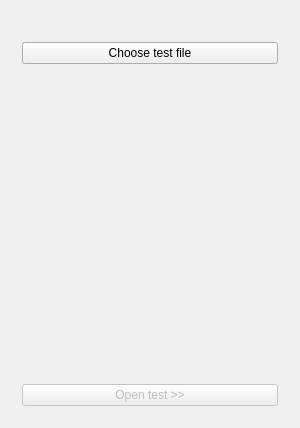
This is testly.ui in yogeshmangaj/Testly as Qt 5 draws it before an edit. The edited form follows.
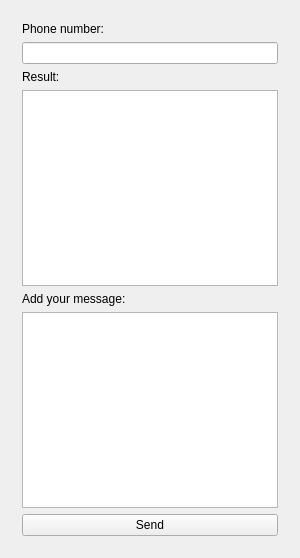
This is the edited form. The open tabs and pages were chosen to show the change. Icons and pictures are not drawn.

Commit message: Added: Send results by SMS feature Added: Documentation for testly.cpp

The edit to the form file:
```diff
--- a/testly.ui
+++ b/testly.ui
@@ -7,7 +7,7 @@
     <x>0</x>
     <y>0</y>
     <width>300</width>
-    <height>428</height>
+    <height>558</height>
    </rect>
   </property>
   <property name="sizePolicy">
@@ -448,6 +448,51 @@
          </item>
         </layout>
        </widget>
+       <widget class="QWidget" name="w_sms">
+        <layout class="QVBoxLayout" name="verticalLayout_8">
+         <item>
+          <widget class="QLabel" name="l_sms">
+           <property name="text">
+            <string>Phone number:</string>
+           </property>
+          </widget>
+         </item>
+         <item>
+          <widget class="QLineEdit" name="le_phoneno"/>
+         </item>
+         <item>
+          <widget class="QLabel" name="label_4">
+           <property name="text">
+            <string>Result:</string>
+           </property>
+          </widget>
+         </item>
+         <item>
+          <widget class="QPlainTextEdit" name="te_smsresult">
+           <property name="readOnly">
+            <bool>true</bool>
+           </property>
+          </widget>
+         </item>
+         <item>
+          <widget class="QLabel" name="label_3">
+           <property name="text">
+            <string>Add your message:</string>
+           </property>
+          </widget>
+         </item>
+         <item>
+          <widget class="QPlainTextEdit" name="te_smsmsg"/>
+         </item>
+         <item>
+          <widget class="QPushButton" name="pb_sendsms">
+           <property name="text">
+            <string>Send</string>
+           </property>
+          </widget>
+         </item>
+        </layout>
+       </widget>
       </widget>
      </item>
     </layout>
```
Left out of the diff: 7 changed lines with no effect on the pictures. The commit also changes 4 other files.
